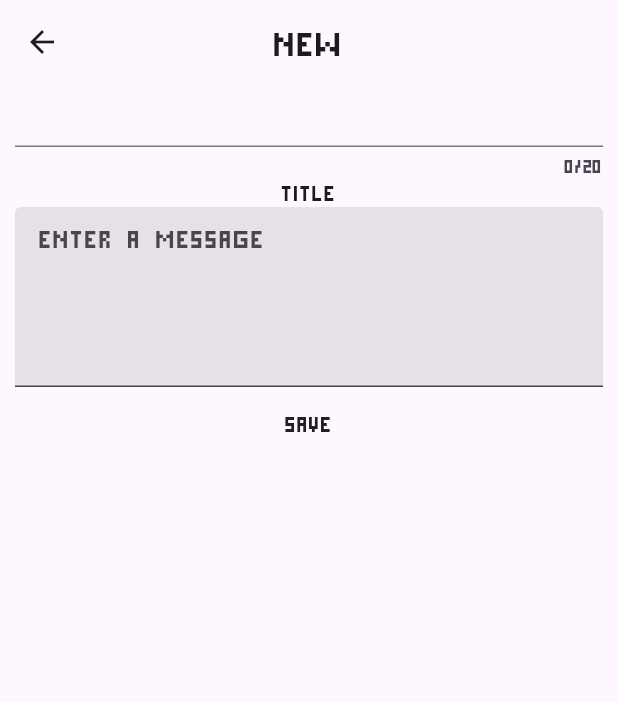
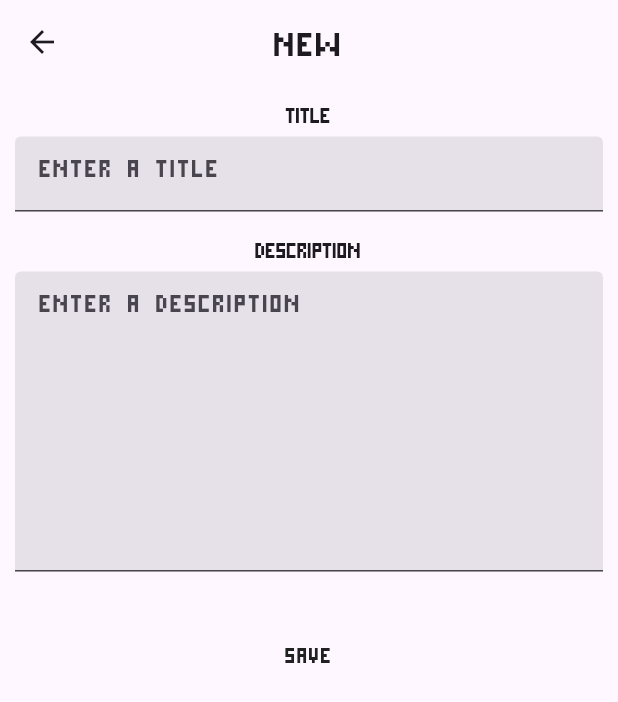
Before and after one commit to GusarovFG/PixelToDo, a Flutter app: the DetailScreen screen opened directly, on a phone screen of 412 x 824 dp. Shown: the top 702 px of the screen. Run offline on Flutter 3.47's test engine with Material 3 defaults, Android fonts, the phone set to English and light mode, and no system bars; our stand-ins replace hive, hive_flutter; missing offline and left inert: pixel_border; accounts and stored records are empty.

Commit message:
fix: ShapeDecoration вынесен в отдельный файл

```diff
--- a/lib/presentation/detail_screen/detail_screen.dart
+++ b/lib/presentation/detail_screen/detail_screen.dart
@@ -1,13 +1,13 @@
 import 'package:flutter/material.dart';
-import 'package:pixel_border/pixel_border.dart';
 import 'package:todolist/hive_service/hive_service.dart';
 import 'package:todolist/model/item_model.dart';
+import 'package:todolist/presentation/pixel_decoration/pixel_decoration.dart';
 
 class DetailScreen extends StatefulWidget {
   final ItemModel? task;
   final int? index;
 
-  DetailScreen({super.key, this.task, this.index});
+  const DetailScreen({super.key, this.task, this.index});
 
   @override
   State<DetailScreen> createState() => _DetailScreenState();
@@ -47,41 +47,64 @@ class _DetailScreenState extends State<DetailScreen> {
         padding: const EdgeInsets.all(10.0),
         child: Column(
           children: [
+            Column(
+              children: [
+                const Text('TITLE'),
+                const SizedBox(
+                  height: 5,
+                ),
                 Container(
-              decoration: ShapeDecoration(
-                shape: PixelBorder.solid(
-                    color: Colors.black,
-                    borderRadius: const BorderRadius.all(
-                      Radius.circular(4),
+                  decoration: PixelDecoration.shapeDecoration,
+                  child: SizedBox(
+                    width: widthOfScreen,
+                    height: 50,
+                    child: TextField(
+                      controller: titleController,
+                      maxLines: null,
+                      expands: true,
+                      keyboardType: TextInputType.multiline,
+                      decoration: const InputDecoration(
+                          filled: true, hintText: 'Enter a title'),
                     ),
-                    pixelSize: 2),
                   ),
-              child: TextFormField(
-                decoration: InputDecoration(isDense: true),
-                controller: titleController,
-                maxLength: 20,
                 ),
+              ],
+            ),
+            const SizedBox(
+              height: 15,
             ),
             Column(
               children: [
-                Text(
-                  'Title',
+                const Text(
+                  'DESCRIPTION',
                 ),
-                SizedBox(
+                const SizedBox(
+                  height: 5,
+                ),
+                Container(
+                  decoration: PixelDecoration.shapeDecoration,
                   width: widthOfScreen,
-                  height: 120,
+                  height: 200,
                   child: TextField(
                     controller: descriptionController,
                     maxLines: null,
                     expands: true,
                     keyboardType: TextInputType.multiline,
-                    decoration: InputDecoration(
-                        filled: true, hintText: 'Enter a message'),
+                    decoration: const InputDecoration(
+                        filled: true, hintText: 'Enter a description'),
                   ),
                 ),
               ],
             ),
-            MaterialButton(
+            // ignore: prefer_const_constructors
+            SizedBox(
+              height: 30,
+            ),
+            Container(
+              height: 50,
+              width: widthOfScreen / 4,
+              decoration: PixelDecoration.shapeDecoration,
+              child: MaterialButton(
                 onPressed: () {
                   final task = ItemModel(
                       isComplite: false,
@@ -90,11 +113,13 @@ class _DetailScreenState extends State<DetailScreen> {
 
                   widget.task == null
                       ? _hiveService.addTask(task)
-                    : _hiveService.updateTask(task: task, index: widget.index!);
+                      : _hiveService.updateTask(
+                          task: task, index: widget.index!);
 
                   Navigator.pop(context);
                 },
                 child: const Text('Save'),
+              ),
             )
           ],
         ),
--- a/lib/presentation/mainScreen/list_screen/list_screen.dart
+++ b/lib/presentation/mainScreen/list_screen/list_screen.dart
@@ -1,11 +1,11 @@
 import 'package:flutter/material.dart';
 import 'package:hive/hive.dart';
-import 'package:pixel_border/pixel_border.dart';
 import 'package:todolist/hive_service/hive_service.dart';
 import 'package:hive_flutter/hive_flutter.dart';
 import 'package:todolist/model/item_model.dart';
 import 'package:todolist/presentation/detail_screen/detail_screen.dart';
 import 'package:todolist/presentation/mainScreen/list_screen/task_list_tile.dart';
+import 'package:todolist/presentation/pixel_decoration/pixel_decoration.dart';
 
 class ListScreen extends StatefulWidget {
   const ListScreen({super.key});
@@ -27,15 +27,7 @@ class _ListScreenState extends State<ListScreen> {
                 return Dismissible(
                   key: ValueKey(box.values.toList()[index].title),
                   background: Container(
-                    decoration: ShapeDecoration(
-                      color: Colors.red.shade300,
-                      shape: PixelBorder.solid(
-                          color: Colors.red,
-                          borderRadius: const BorderRadius.all(
-                            Radius.circular(4),
-                          ),
-                          pixelSize: 2),
-                    ),
+                    decoration: PixelDecoration.shapeDecoration,
                     child: const Row(
                       mainAxisAlignment: MainAxisAlignment.spaceBetween,
                       children: [
--- a/lib/presentation/mainScreen/list_screen/task_list_tile.dart
+++ b/lib/presentation/mainScreen/list_screen/task_list_tile.dart
@@ -2,6 +2,7 @@ import 'package:flutter/material.dart';
 import 'package:pixel_border/pixel_border.dart';
 import 'package:todolist/hive_service/hive_service.dart';
 import 'package:todolist/model/item_model.dart';
+import 'package:todolist/presentation/pixel_decoration/pixel_decoration.dart';
 
 // ignore: must_be_immutable
 class TaskListTile extends StatefulWidget {
@@ -21,14 +22,7 @@ class _TaskListTileState extends State<TaskListTile> {
 
     return Container(
       padding: const EdgeInsets.all(10.0),
-      decoration: ShapeDecoration(
-        shape: PixelBorder.solid(
-            color: Colors.black,
-            borderRadius: const BorderRadius.all(
-              Radius.circular(4),
-            ),
-            pixelSize: 2),
-      ),
+      decoration: PixelDecoration.shapeDecoration,
       width: wigthOfScreen,
       child: Row(
         mainAxisAlignment: MainAxisAlignment.spaceBetween,
@@ -50,11 +44,12 @@ class _TaskListTileState extends State<TaskListTile> {
                 checkColor: Colors.amber,
                 value: widget.task.isComplite,
                 onChanged: (bool? value) {
-                    HiveService().updatedComplited(
-                        task: widget.task, index: widget.index);
-                  })
+                  HiveService()
+                      .updatedComplited(task: widget.task, index: widget.index);
+                },
+              ),
             ],
-          )
+          ),
         ],
       ),
     );
--- /dev/null
+++ b/lib/presentation/pixel_decoration/pixel_decoration.dart
@@ -0,0 +1,13 @@
+import 'package:flutter/material.dart';
+import 'package:pixel_border/pixel_border.dart';
+
+class PixelDecoration {
+  static var shapeDecoration = ShapeDecoration(
+    shape: PixelBorder.solid(
+        color: Colors.black,
+        borderRadius: const BorderRadius.all(
+          Radius.circular(4),
+        ),
+        pixelSize: 2),
+  );
+}
```
Lines whose indentation alone changed are shown as unchanged.
